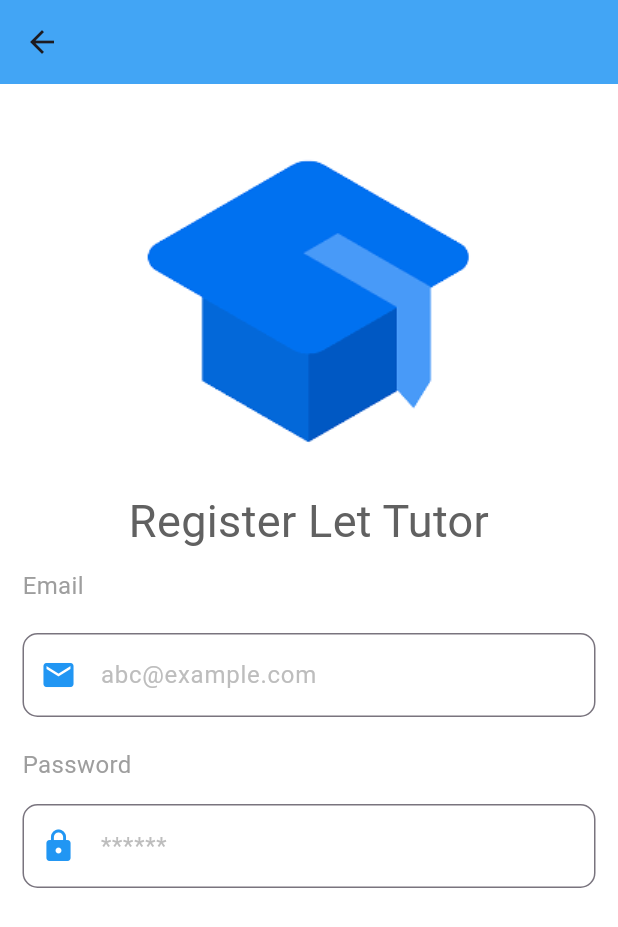
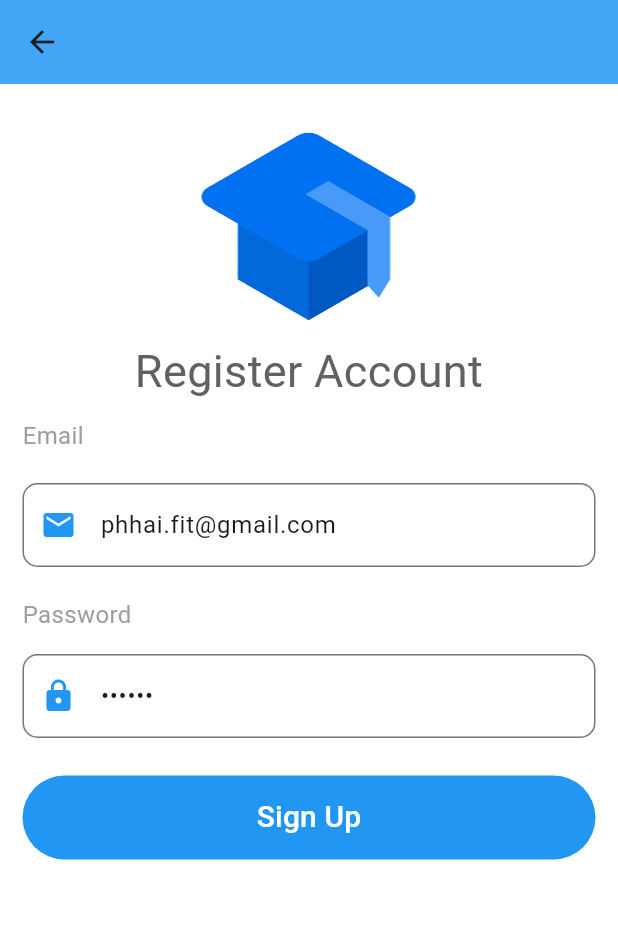
Before and after one commit to trongdaidu0903/advanced_moblie_project, a Flutter app: the RegisterView screen opened by its route, on a phone screen of 412 x 824 dp. Shown: the top 927 px of the screen. Run offline on Flutter 3.47's test engine with Material 2 defaults, Android fonts, the phone set to English and light mode, and no system bars; our stand-ins replace cached_network_image, chewie, google_sign_in, jwt_decoder, shared_preferences, video_player; missing offline and left inert: flutter_facebook_auth, jitsi_meet_wrapper, syncfusion_flutter_pdfviewer; accounts and stored records are empty; network calls fail.

Commit message:
feat(register): add info validation and register service

```diff
--- a/myapp_lettutors/lib/screens/authentication/register_screen.dart
+++ b/myapp_lettutors/lib/screens/authentication/register_screen.dart
@@ -1,4 +1,8 @@
 import 'package:flutter/material.dart';
+import 'package:myapp_lettutors/models/languages/language.dart';
+import 'package:myapp_lettutors/providers/app_provider.dart';
+import 'package:myapp_lettutors/services/auth_service.dart';
+import 'package:provider/provider.dart';
 
 class RegisterView extends StatefulWidget {
   const RegisterView({Key? key}) : super(key: key);
@@ -8,23 +12,66 @@ class RegisterView extends StatefulWidget {
 }
 
 class _RegisterViewState extends State<RegisterView> {
-  final String _emailErrorText = '';
-  final String _passwordErrorText = '';
-  late TextEditingController _emailController;
+  final _emailController = TextEditingController(text: "phhai.fit@gmail.com");
+  final _passwordController = TextEditingController(text: "123456");
+  final _confirmPasswordController = TextEditingController();
 
-  late TextEditingController _passwordController;
+  String _emailErrorText = '';
+  String _passwordErrorText = '';
+  String chosenLanguage = 'English';
 
-  final _passwordFocusNode = FocusNode();
+  void _handleValidation(Language language) {
+    final emailRegExp = RegExp(
+        r'^[a-zA-Z0-9.!#$%&’*+/=?^_`{|}~-]+@[a-zA-Z0-9-]+(?:\.[a-zA-Z0-9-]+)*$');
+    if (_emailController.text.isEmpty) {
+      _emailErrorText = language.emptyEmail;
+    } else if (!emailRegExp.hasMatch(_emailController.text)) {
+      _emailErrorText = language.invalidEmail;
+    } else {
+      _emailErrorText = '';
+    }
 
-  @override
-  void initState() {
-    super.initState();
-    _emailController = TextEditingController(text: '');
-    _passwordController = TextEditingController(text: '');
+    if (_passwordController.text.isEmpty) {
+      _passwordErrorText = language.emptyPassword;
+    } else if (_passwordController.text.length < 6) {
+      _passwordErrorText = language.passwordTooShort;
+    } else {
+      _passwordErrorText = '';
+    }
+
+    if (_confirmPasswordController.text.isEmpty) {
+    } else if (_confirmPasswordController.text.length < 6) {
+    } else if (_confirmPasswordController.text != _passwordController.text) {
+    } else {}
+    setState(() {});
+  }
+
+  void _handleRegister(Language language) async {
+    try {
+      await AuthService.registerWithEmailAndPassword(
+        email: _emailController.text,
+        password: _passwordController.text,
+      );
+
+      if (mounted) {
+        ScaffoldMessenger.of(context).showSnackBar(
+          SnackBar(content: Text(language.registerSuccess)),
+        );
+        Navigator.pop(context);
+      }
+    } catch (e) {
+      // ignore: use_build_context_synchronously
+      ScaffoldMessenger.of(context).showSnackBar(
+        SnackBar(content: Text('Error Register: ${e.toString()}')),
+      );
+    }
   }
 
   @override
   Widget build(BuildContext context) {
+    final appProvider = context.watch<AppProvider>();
+    final lang = appProvider.language;
+
     return Scaffold(
       backgroundColor: Colors.white,
       appBar: AppBar(backgroundColor: Colors.blue[400]),
@@ -33,11 +80,11 @@ class _RegisterViewState extends State<RegisterView> {
           const SizedBox(height: 20.0),
           Image.asset(
             "assets/logo/lettutor.png",
-            height: 250,
+            height: 150,
             width: double.infinity,
           ),
           const Text(
-            "Register Let Tutor",
+            "Register Account",
             textAlign: TextAlign.center,
             style: TextStyle(fontSize: 30),
           ),
@@ -56,7 +103,7 @@ class _RegisterViewState extends State<RegisterView> {
               keyboardType: TextInputType.emailAddress,
               autocorrect: false,
               onChanged: (value) {
-                //_handleValidation(lang);
+                _handleValidation(lang);
               },
               decoration: InputDecoration(
                 hintStyle: TextStyle(color: Colors.grey[400]),
@@ -88,7 +135,7 @@ class _RegisterViewState extends State<RegisterView> {
               obscureText: true,
               autocorrect: false,
               onChanged: (value) {
-                //_handleValidation(lang);
+                _handleValidation(lang);
               },
               decoration: InputDecoration(
                 hintStyle: TextStyle(color: Colors.grey[400]),
@@ -109,8 +156,21 @@ class _RegisterViewState extends State<RegisterView> {
           ),
           const SizedBox(height: 10.0),
           Padding(
-              padding:
-                  const EdgeInsets.symmetric(horizontal: 15, vertical: 10)),
+            padding: const EdgeInsets.symmetric(horizontal: 15, vertical: 10),
+            child: TextButton(
+              onPressed: () {
+                _handleRegister(lang);
+              },
+              style: TextButton.styleFrom(
+                minimumSize: const Size.fromHeight(56),
+                backgroundColor: Colors.blue,
+              ),
+              child: const Text(
+                "Sign Up",
+                style: TextStyle(fontSize: 20, color: Colors.white),
+              ),
+            ),
+          )
         ],
       ),
     );
```
Also changed, not shown: myapp_lettutors/lib/services/auth_service.dart (+9 -0 lines), 1 other file.
